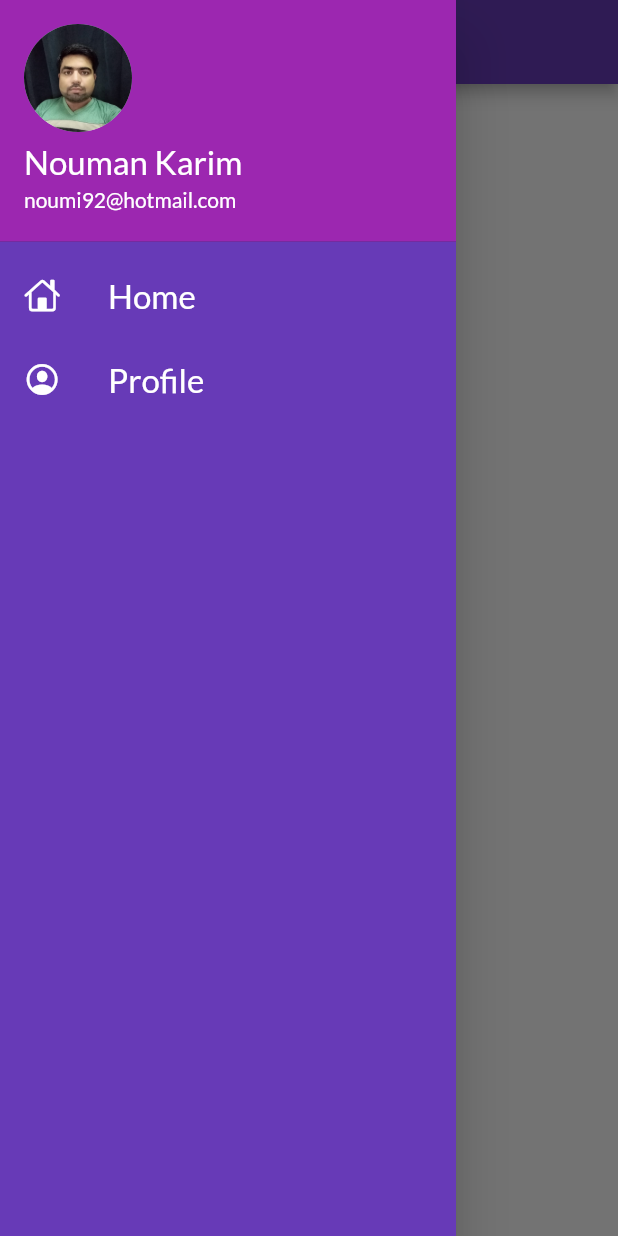
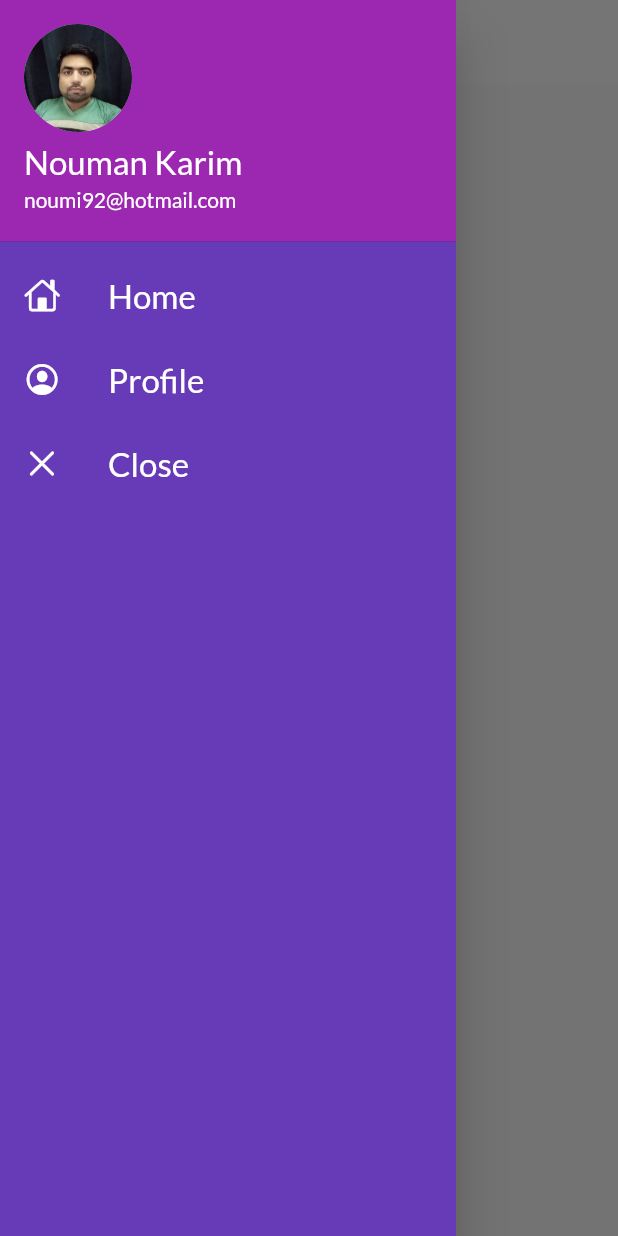
Before and after one commit to noumi92/fluttertraining, a Flutter app: the screen it shows after launch, with the side drawer open, on a phone screen of 412 x 824 dp. Run offline on Flutter 3.47's test engine with Material 2 defaults, Android fonts, the phone set to English and light mode, and no system bars; our stand-ins replace google_fonts.

Commit message:
temes extracted

```diff
--- a/lib/main.dart
+++ b/lib/main.dart
@@ -2,6 +2,7 @@ import 'package:flutter/material.dart';
 import 'package:flutter_app/pages/home.dart';
 import 'package:flutter_app/pages/login.dart';
 import 'package:flutter_app/utils/routes.dart';
+import 'package:flutter_app/widgets/themes.dart';
 import 'package:google_fonts/google_fonts.dart';
 
 void main(){
@@ -15,14 +16,8 @@ class MyApp extends StatelessWidget {
   Widget build(BuildContext context) {
     return MaterialApp(
       themeMode: ThemeMode.light,
-      theme: ThemeData(
-        primarySwatch: Colors.deepPurple,
-        fontFamily: GoogleFonts.lato().fontFamily,
-        primaryTextTheme: GoogleFonts.latoTextTheme(),
-      ),
-      darkTheme: ThemeData(
-        brightness: Brightness.dark
-      ),
+      theme: MyThemes.whiteTheme(context),
+      darkTheme: MyThemes.darkTheme(context),
       debugShowCheckedModeBanner: false,
       routes: {
         "/": (context) => HomePage(),
--- a/lib/widgets/drawer.dart
+++ b/lib/widgets/drawer.dart
@@ -1,6 +1,7 @@
 import 'package:flutter/cupertino.dart';
 import 'package:flutter/material.dart';
 import 'package:flutter_app/utils/mystyles.dart';
+import 'package:flutter_app/utils/routes.dart';
 import '';
 
 class MyDrawer extends StatelessWidget{
@@ -33,6 +34,11 @@ class MyDrawer extends StatelessWidget{
               leading: Icon(CupertinoIcons.profile_circled, color: Colors.white),
               title: Text("Profile", style: MyStyles.whiteHeadingText,),
             ),
+            ListTile(
+              leading: Icon(CupertinoIcons.clear_thick, color: Colors.white),
+              title: Text("Close", style: MyStyles.whiteHeadingText),
+              onTap: () {Navigator.pop(context);},
+            ),
           ],
         ),
       ),
--- /dev/null
+++ b/lib/widgets/themes.dart
@@ -0,0 +1,19 @@
+import 'package:flutter/material.dart';
+import 'package:google_fonts/google_fonts.dart';
+
+class MyThemes{
+  static ThemeData whiteTheme(BuildContext context) => ThemeData(
+  primarySwatch: Colors.deepPurple,
+  fontFamily: GoogleFonts.lato().fontFamily,
+  primaryTextTheme: GoogleFonts.latoTextTheme(),
+  appBarTheme: AppBarTheme(
+  color: Colors.white,
+  elevation: 0.0,
+  iconTheme: IconThemeData(color: Colors.black),
+  titleTextStyle: Theme.of(context).textTheme.titleLarge
+  )
+  );
+  static ThemeData darkTheme(BuildContext context) => ThemeData(
+      brightness: Brightness.dark
+  );
+}
```
